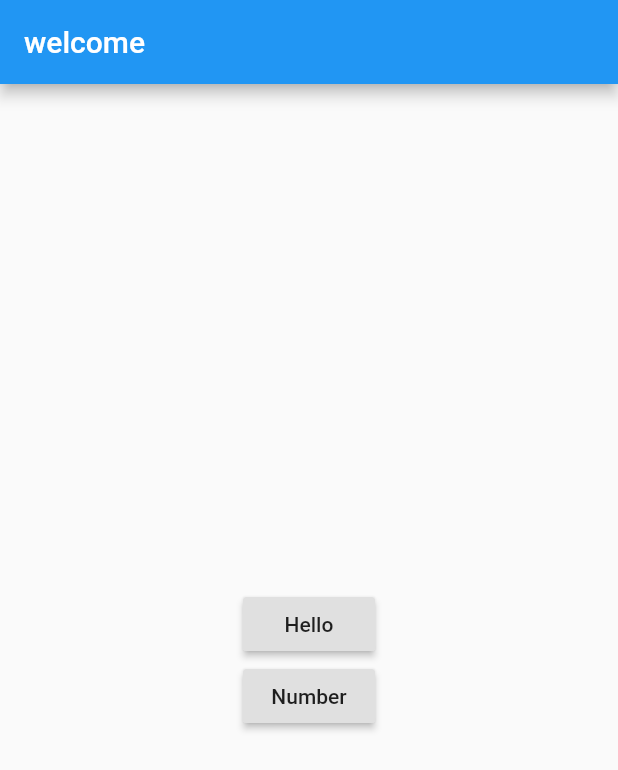
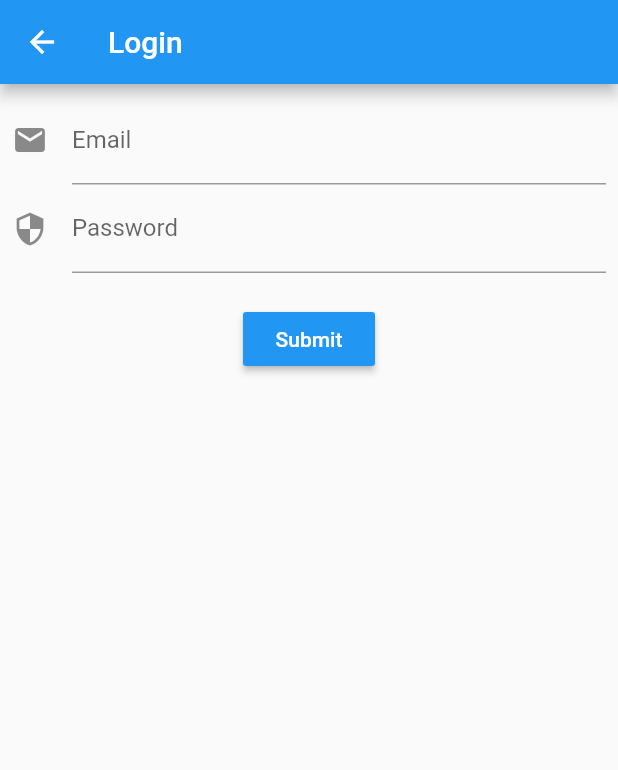
Before and after one commit to uncaose/flutter_test, a Flutter app: the screen it shows after launch, on a phone screen of 412 x 824 dp. Shown: the top 770 px of the screen. Run offline on Flutter 3.47's test engine with Material 2 defaults, Android fonts, the phone set to English and light mode, and no system bars.

Commit message:
Feat: login_stateful

```diff
--- a/lib/src/app.dart
+++ b/lib/src/app.dart
@@ -6,7 +6,7 @@ class App extends StatelessWidget {
   Widget build(BuildContext context) {
     return MaterialApp(
       title: 'flutter_test',
-      initialRoute: '/',
+      initialRoute: '/login',
       routes: routes,
     );
   }
--- /dev/null
+++ b/lib/src/mixins/validation_mixin.dart
@@ -0,0 +1,9 @@
+class ValidationMixin {
+  String validateEmail(String value){
+    return value.contains('@') ? null : 'requried email address';
+  }
+
+  String validatePassword(String value) {
+    return value.length >= 3 ? null : 'over 3 Caaractor';
+  }
+}
--- a/lib/src/routes.dart
+++ b/lib/src/routes.dart
@@ -3,9 +3,11 @@ import 'package:flutter/material.dart';
 import 'screens/welcome.dart';
 import 'screens/hello.dart';
 import 'screens/number.dart';
+import 'screens/login_screen.dart';
 
 final routes = {
   '/': (BuildContext context) => Welcome(),
+  '/login': (BuildContext context) => LoginScreen(),
   '/hello': (BuildContext context) => Hello(),
   '/number': (BuildContext context) => Number(),
 };
--- /dev/null
+++ b/lib/src/screens/login_screen.dart
@@ -0,0 +1,85 @@
+import 'package:flutter/material.dart';
+import 'package:flutter/services.dart';
+import '../mixins/validation_mixin.dart';
+
+class LoginScreen extends StatefulWidget {
+  var email = '';
+  var password = '';
+
+  @override
+  _LoginScreenState createState() => _LoginScreenState();
+}
+
+class _LoginScreenState extends State<LoginScreen> with ValidationMixin {
+  final formKey = GlobalKey<FormState>();
+
+  @override
+  Widget build(BuildContext context) {
+    return Scaffold(
+      appBar: AppBar(
+        title: Text('Login'),
+      ),
+      body: Container(
+        margin: EdgeInsets.all(8),
+        child: Form(
+          key: formKey,
+          child: Column(
+            children: [
+              fieldEmail(),
+              fieldPassword(),
+              SizedBox(height: 20),
+              _submit(),
+            ],
+          ),
+        ),
+      ),
+    );
+  }
+
+  Widget fieldEmail() {
+    return TextFormField(
+      keyboardType: TextInputType.emailAddress,
+      decoration: InputDecoration(
+        icon: Icon(Icons.email),
+        labelText: 'Email',
+        hintText: 'usename@domain.com',
+      ),
+      onSaved: (String value) {
+        this.widget.email = value;
+      },
+      validator: validateEmail,
+    );
+  }
+
+  Widget fieldPassword() {
+    return TextFormField(
+      obscureText: true,
+      decoration: InputDecoration(
+        icon: Icon(Icons.security),
+        labelText: 'Password',
+        hintText: '3 over charactor',
+      ),
+      onSaved: (String value) {
+        this.widget.password = value;
+      },
+      validator: validatePassword,
+    );
+  }
+
+  Widget _submit() {
+    return RaisedButton(
+      color: Colors.blue,
+      child: Text(
+        'Submit',
+        style: TextStyle(color: Colors.white),
+      ),
+      onPressed: () {
+        if (!formKey.currentState.validate()) return false;
+        formKey.currentState.save();
+        formKey.currentState.reset();
+        print("email: ${this.widget.email}");
+        print("password: ${this.widget.password}");
+      },
+    );
+  }
+}
--- a/lib/src/screens/welcome.dart
+++ b/lib/src/screens/welcome.dart
@@ -23,6 +23,12 @@ class Welcome extends StatelessWidget {
                 Navigator.pushNamed(context, '/number');
               },
             ),
+            RaisedButton(
+              child: Text('Login'),
+              onPressed: () {
+                Navigator.pushNamed(context, '/login');
+              },
+            ),
           ],
         ),
       ),
```
Also changed, not shown: 3 other files.
